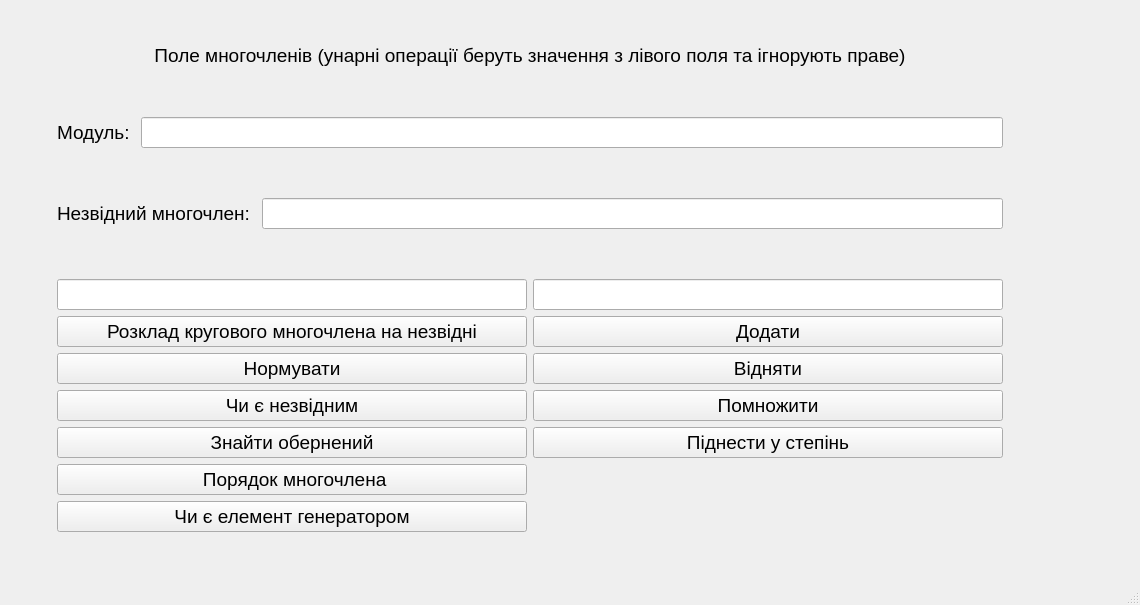
Before: the Qt Designer form GeneralAlgebraTeamLabProject/GUI/polynomialfieldwindow.ui in Oleksii-Adamov/GeneralAlgebraTeamLab, drawn with Qt 5.
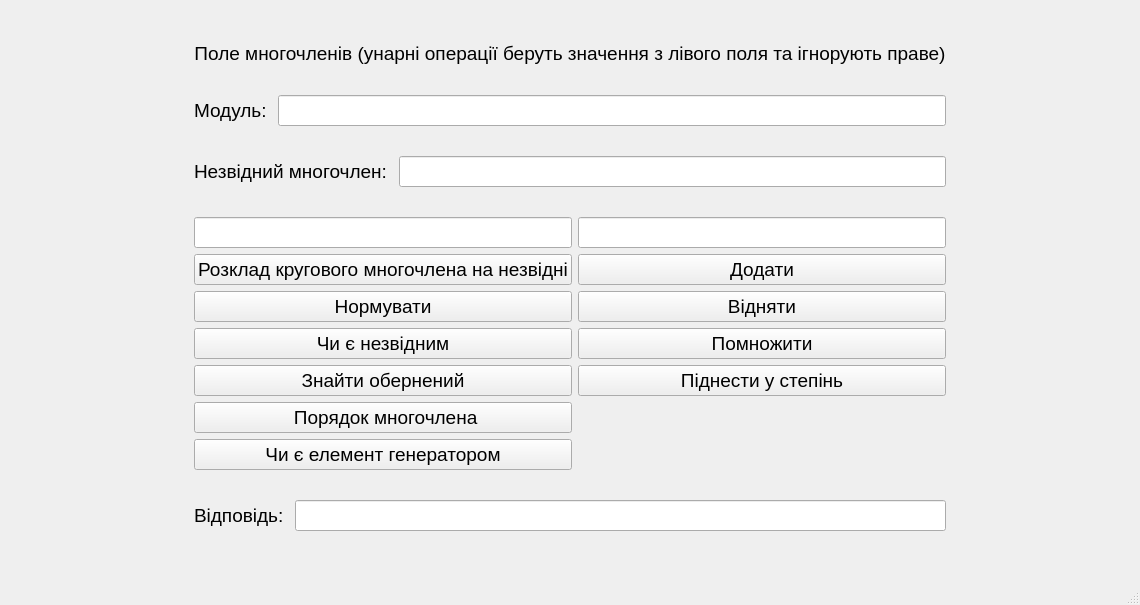
After: the same form once the commit is applied.

```diff
--- a/GeneralAlgebraTeamLabProject/GUI/polynomialfieldwindow.ui
+++ b/GeneralAlgebraTeamLabProject/GUI/polynomialfieldwindow.ui
@@ -19,15 +19,22 @@
    <string>MainWindow</string>
   </property>
   <widget class="QWidget" name="centralwidget">
+   <layout class="QHBoxLayout" name="horizontalLayout_4">
+    <item>
+     <spacer name="verticalSpacer">
+      <property name="orientation">
+       <enum>Qt::Vertical</enum>
+      </property>
+      <property name="sizeHint" stdset="0">
+       <size>
+        <width>20</width>
+        <height>544</height>
+       </size>
+      </property>
+     </spacer>
+    </item>
+    <item>
    <widget class="QWidget" name="widget" native="true">
-    <property name="geometry">
-     <rect>
-      <x>57</x>
-      <y>0</y>
-      <width>946</width>
-      <height>661</height>
-     </rect>
-    </property>
     <property name="sizePolicy">
      <sizepolicy hsizetype="Fixed" vsizetype="Preferred">
       <horstretch>0</horstretch>
@@ -184,6 +191,21 @@
      </item>
     </layout>
    </widget>
+    </item>
+    <item>
+     <spacer name="verticalSpacer_2">
+      <property name="orientation">
+       <enum>Qt::Vertical</enum>
+      </property>
+      <property name="sizeHint" stdset="0">
+       <size>
+        <width>20</width>
+        <height>544</height>
+       </size>
+      </property>
+     </spacer>
+    </item>
+   </layout>
   </widget>
   <widget class="QStatusBar" name="statusbar"/>
  </widget>
```
Lines whose indentation alone changed are shown as unchanged.
